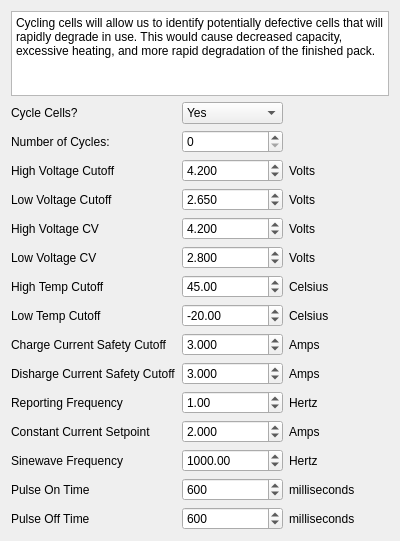
Qt form wizardpagetwo.ui (Lexcelon/batlab-toolkit-gui) before a commit.
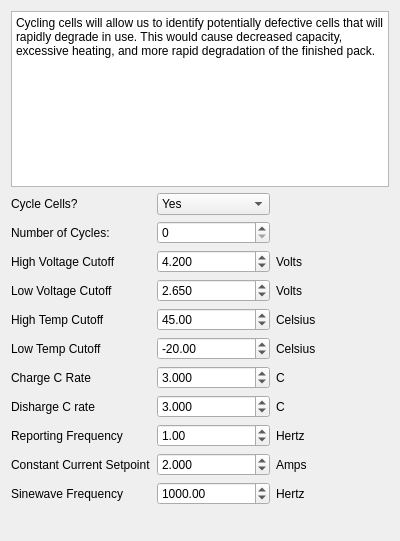
The same form after that commit.

Commit message: removed unneccesary fields, added c rates

Diff of the .ui file:
```diff
--- a/wizardpagetwo.ui
+++ b/wizardpagetwo.ui
@@ -45,21 +45,21 @@
        </property>
       </widget>
      </item>
-     <item row="6" column="0">
+     <item row="4" column="0">
       <widget class="QLabel" name="label_14">
        <property name="text">
         <string>High Temp Cutoff</string>
        </property>
       </widget>
      </item>
-     <item row="9" column="0">
+     <item row="7" column="0">
       <widget class="QLabel" name="label_15">
        <property name="text">
-        <string>Disharge Current Safety Cutoff</string>
+        <string>Disharge C rate</string>
        </property>
       </widget>
      </item>
-     <item row="7" column="1">
+     <item row="5" column="1">
       <widget class="QDoubleSpinBox" name="ltCutoffSB">
        <property name="minimum">
         <double>-273.000000000000000</double>
@@ -79,51 +79,31 @@
        </property>
       </widget>
      </item>
-     <item row="10" column="1">
+     <item row="8" column="1">
       <widget class="QDoubleSpinBox" name="rf">
        <property name="value">
         <double>1.000000000000000</double>
        </property>
       </widget>
      </item>
-     <item row="5" column="1">
-      <widget class="QDoubleSpinBox" name="lvCVSB">
-       <property name="decimals">
-        <number>3</number>
-       </property>
-       <property name="value">
-        <double>2.800000000000000</double>
-       </property>
-      </widget>
-     </item>
      <item row="4" column="1">
-      <widget class="QDoubleSpinBox" name="hvCVSB">
-       <property name="decimals">
-        <number>3</number>
-       </property>
-       <property name="value">
-        <double>4.200000000000000</double>
-       </property>
-      </widget>
-     </item>
-     <item row="6" column="1">
       <widget class="QDoubleSpinBox" name="htCutoffSB">
        <property name="value">
         <double>45.000000000000000</double>
        </property>
       </widget>
      </item>
+     <item row="7" column="1">
+      <widget class="QDoubleSpinBox" name="dcr">
+       <property name="decimals">
+        <number>3</number>
+       </property>
+       <property name="value">
+        <double>3.000000000000000</double>
+       </property>
+      </widget>
+     </item>
      <item row="9" column="1">
-      <widget class="QDoubleSpinBox" name="dcCutoff">
-       <property name="decimals">
-        <number>3</number>
-       </property>
-       <property name="value">
-        <double>3.000000000000000</double>
-       </property>
-      </widget>
-     </item>
-     <item row="11" column="1">
       <widget class="QDoubleSpinBox" name="ccSetpoint">
        <property name="decimals">
         <number>3</number>
@@ -133,8 +113,8 @@
        </property>
       </widget>
      </item>
-     <item row="8" column="1">
-      <widget class="QDoubleSpinBox" name="ccCutoff">
+     <item row="6" column="1">
+      <widget class="QDoubleSpinBox" name="ccr">
        <property name="decimals">
         <number>3</number>
        </property>
@@ -143,7 +123,7 @@
        </property>
       </widget>
      </item>
-     <item row="15" column="0">
+     <item row="11" column="0">
       <spacer name="verticalSpacer">
        <property name="orientation">
         <enum>Qt::Vertical</enum>
@@ -156,7 +136,7 @@
        </property>
       </spacer>
      </item>
-     <item row="12" column="1">
+     <item row="10" column="1">
       <widget class="QDoubleSpinBox" name="sf">
        <property name="maximum">
         <double>99999999.000000000000000</double>
@@ -166,40 +146,7 @@
        </property>
       </widget>
      </item>
-     <item row="13" column="1">
-      <widget class="QSpinBox" name="pOnT">
-       <property name="maximum">
-        <number>99999999</number>
-       </property>
-       <property name="value">
-        <number>600</number>
-       </property>
-       <property name="displayIntegerBase">
-        <number>10</number>
-       </property>
-      </widget>
-     </item>
-     <item row="14" column="1">
-      <widget class="QSpinBox" name="pOffT">
-       <property name="maximum">
-        <number>999999</number>
-       </property>
-       <property name="value">
-        <number>600</number>
-       </property>
-       <property name="displayIntegerBase">
-        <number>10</number>
-       </property>
-      </widget>
-     </item>
-     <item row="14" column="0">
-      <widget class="QLabel" name="label_13">
-       <property name="text">
-        <string>Pulse Off Time</string>
-       </property>
-      </widget>
-     </item>
-     <item row="11" column="0">
+     <item row="9" column="0">
       <widget class="QLabel" name="label_10">
        <property name="text">
         <string>Constant Current Setpoint</string>
@@ -213,52 +160,31 @@
        </property>
       </widget>
      </item>
-     <item row="12" column="0">
+     <item row="10" column="0">
       <widget class="QLabel" name="label_11">
        <property name="text">
         <string>Sinewave Frequency</string>
        </property>
       </widget>
      </item>
-     <item row="5" column="0">
-      <widget class="QLabel" name="label_4">
-       <property name="text">
-        <string>Low Voltage CV</string>
-       </property>
-      </widget>
-     </item>
-     <item row="10" column="0">
+     <item row="8" column="0">
       <widget class="QLabel" name="label_9">
        <property name="text">
         <string>Reporting Frequency</string>
        </property>
       </widget>
      </item>
-     <item row="4" column="0">
-      <widget class="QLabel" name="label_5">
-       <property name="text">
-        <string>High Voltage CV</string>
-       </property>
-      </widget>
-     </item>
-     <item row="7" column="0">
+     <item row="5" column="0">
       <widget class="QLabel" name="label_6">
        <property name="text">
         <string>Low Temp Cutoff</string>
        </property>
       </widget>
      </item>
-     <item row="13" column="0">
-      <widget class="QLabel" name="label_12">
-       <property name="text">
-        <string>Pulse On Time</string>
-       </property>
-      </widget>
-     </item>
-     <item row="8" column="0">
+     <item row="6" column="0">
       <widget class="QLabel" name="label_7">
        <property name="text">
-        <string>Charge Current Safety Cutoff</string>
+        <string>Charge C Rate</string>
        </property>
       </widget>
      </item>
@@ -279,6 +205,27 @@
      <item row="1" column="1">
       <widget class="QSpinBox" name="cycles"/>
      </item>
+     <item row="0" column="1">
+      <widget class="QComboBox" name="comboBox">
+       <item>
+        <property name="text">
+         <string>Yes</string>
+        </property>
+       </item>
+       <item>
+        <property name="text">
+         <string>No</string>
+        </property>
+       </item>
+      </widget>
+     </item>
+     <item row="0" column="0">
+      <widget class="QLabel" name="label">
+       <property name="text">
+        <string>Cycle Cells?</string>
+       </property>
+      </widget>
+     </item>
      <item row="1" column="0">
       <widget class="QLabel" name="label_2">
        <property name="text">
@@ -293,104 +240,55 @@
        </property>
       </widget>
      </item>
-     <item row="6" column="2">
-      <widget class="QLabel" name="label_20">
-       <property name="text">
-        <string>Celsius</string>
-       </property>
-      </widget>
-     </item>
      <item row="4" column="2">
-      <widget class="QLabel" name="label_18">
+      <widget class="QLabel" name="label_20">
        <property name="text">
-        <string>Volts</string>
+        <string>Celsius</string>
        </property>
       </widget>
      </item>
      <item row="5" column="2">
-      <widget class="QLabel" name="label_19">
-       <property name="text">
-        <string>Volts</string>
-       </property>
-      </widget>
-     </item>
-     <item row="7" column="2">
       <widget class="QLabel" name="label_21">
        <property name="text">
         <string>Celsius</string>
        </property>
       </widget>
      </item>
-     <item row="8" column="2">
+     <item row="6" column="2">
       <widget class="QLabel" name="label_22">
        <property name="text">
-        <string>Amps</string>
+        <string>C</string>
        </property>
       </widget>
      </item>
-     <item row="10" column="2">
+     <item row="8" column="2">
       <widget class="QLabel" name="label_24">
        <property name="text">
         <string>Hertz</string>
        </property>
       </widget>
      </item>
-     <item row="12" column="2">
+     <item row="10" column="2">
       <widget class="QLabel" name="label_26">
        <property name="text">
         <string>Hertz</string>
        </property>
       </widget>
      </item>
-     <item row="9" column="2">
+     <item row="7" column="2">
       <widget class="QLabel" name="label_23">
        <property name="text">
-        <string>Amps</string>
+        <string>C</string>
        </property>
       </widget>
      </item>
-     <item row="11" column="2">
+     <item row="9" column="2">
       <widget class="QLabel" name="label_25">
        <property name="text">
         <string>Amps</string>
        </property>
       </widget>
      </item>
-     <item row="13" column="2">
-      <widget class="QLabel" name="label_27">
-       <property name="text">
-        <string>milliseconds</string>
-       </property>
-      </widget>
-     </item>
-     <item row="14" column="2">
-      <widget class="QLabel" name="label_28">
-       <property name="text">
-        <string>milliseconds</string>
-       </property>
-      </widget>
-     </item>
-     <item row="0" column="1">
-      <widget class="QComboBox" name="comboBox">
-       <item>
-        <property name="text">
-         <string>Yes</string>
-        </property>
-       </item>
-       <item>
-        <property name="text">
-         <string>No</string>
-        </property>
-       </item>
-      </widget>
-     </item>
-     <item row="0" column="0">
-      <widget class="QLabel" name="label">
-       <property name="text">
-        <string>Cycle Cells?</string>
-       </property>
-      </widget>
-     </item>
     </layout>
    </item>
   </layout>
```
The commit also changes 7 other files.
